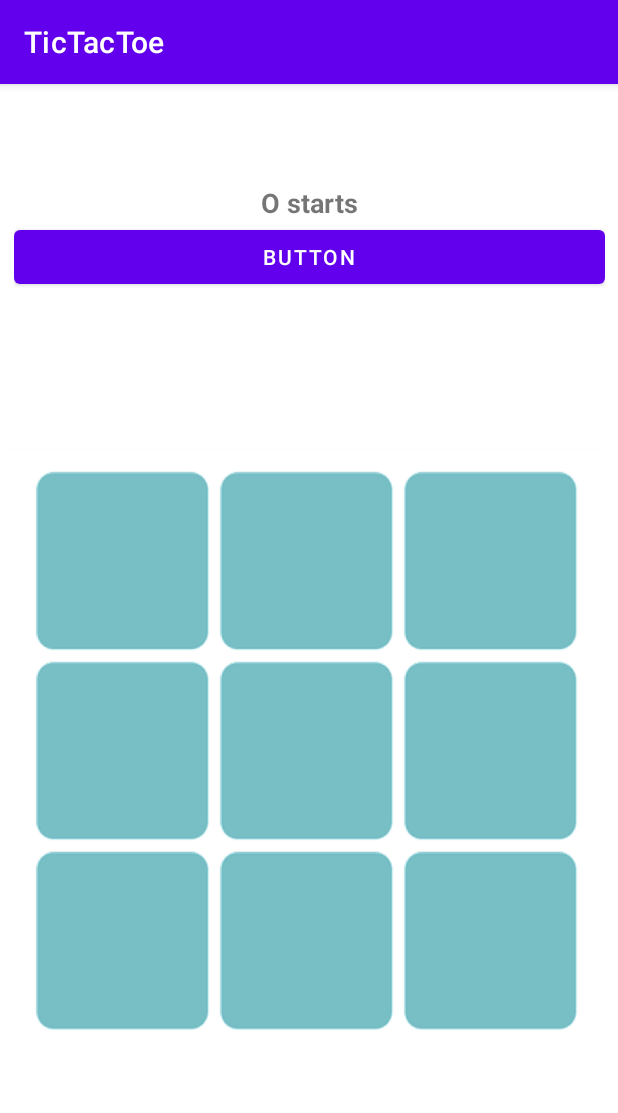
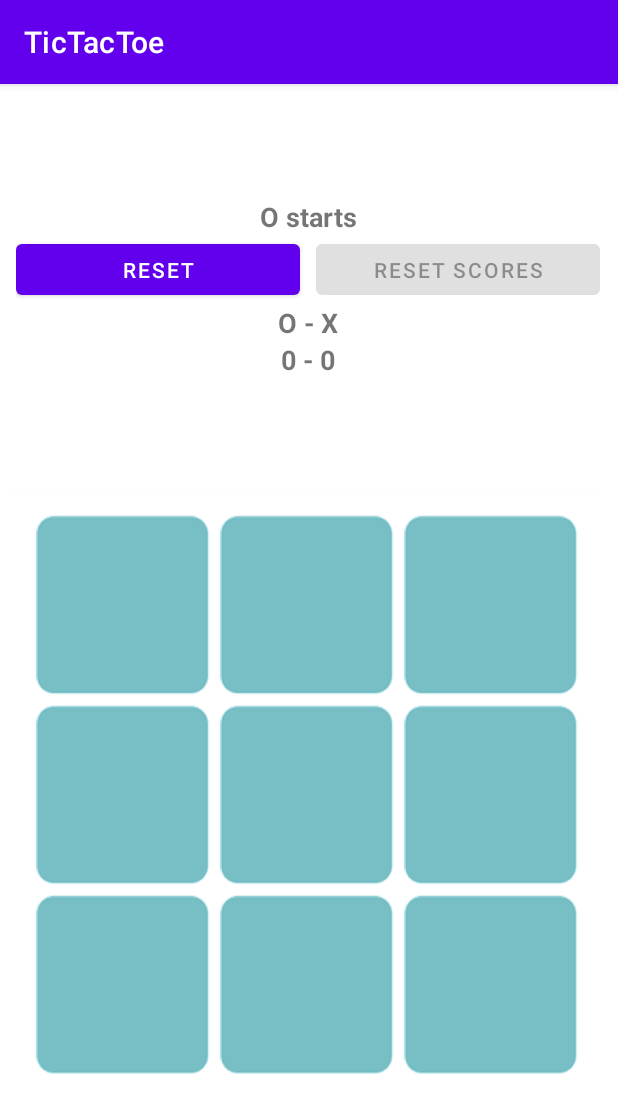
Before and after one commit to 1407arjun/TicTacToe, an Android app: the screen it shows after launch (MainActivity), on a phone screen of 412 x 824 dp. Shown: the top 1113 px of the screen. Run offline under Robolectric (Android 15) with nearby library versions, the phone set to English and light mode, and no system bars.

Commit message:
Added a scoreboard and a reset score button

```diff
--- a/app/src/main/res/layout/activity_main.xml
+++ b/app/src/main/res/layout/activity_main.xml
@@ -10,14 +10,14 @@
         android:id="@+id/grid"
         android:layout_width="400dp"
         android:layout_height="400dp"
+        android:layout_marginBottom="40dp"
         android:background="@drawable/board"
         app:columnCount="3"
         app:layout_constraintBottom_toBottomOf="parent"
         app:layout_constraintEnd_toEndOf="parent"
         app:layout_constraintHorizontal_bias="0.454"
         app:layout_constraintStart_toStartOf="parent"
-        app:layout_constraintTop_toTopOf="parent"
-        app:layout_constraintVertical_bias="0.66"
+        app:layout_constraintTop_toBottomOf="@+id/playAgainLayout"
         app:rowCount="3">
 
         <ImageView
@@ -133,16 +133,17 @@
 
     <LinearLayout
         android:id="@+id/playAgainLayout"
-        android:layout_width="394dp"
-        android:layout_height="109dp"
+        android:layout_width="389dp"
+        android:layout_height="130dp"
         android:layout_marginStart="12dp"
-        android:layout_marginTop="12dp"
+        android:layout_marginTop="20dp"
         android:layout_marginEnd="12dp"
-        android:layout_marginBottom="12dp"
+        android:layout_marginBottom="10dp"
         android:orientation="vertical"
         android:visibility="visible"
         app:layout_constraintBottom_toTopOf="@+id/grid"
         app:layout_constraintEnd_toEndOf="parent"
+        app:layout_constraintHorizontal_bias="1.0"
         app:layout_constraintStart_toStartOf="parent"
         app:layout_constraintTop_toTopOf="parent">
 
@@ -155,12 +156,48 @@
             android:textSize="18sp"
             android:textStyle="bold" />
 
-        <Button
-            android:id="@+id/Button"
+        <LinearLayout
+            android:layout_width="match_parent"
+            android:layout_height="46dp"
+            android:orientation="horizontal">
+
+            <Button
+                android:id="@+id/Button"
+                android:layout_width="124dp"
+                android:layout_height="wrap_content"
+                android:layout_marginRight="5dp"
+                android:layout_weight="1"
+                android:onClick="reset"
+                android:text="Reset" />
+
+            <Button
+                android:id="@+id/resetsc"
+                android:layout_width="124dp"
+                android:layout_height="wrap_content"
+                android:layout_marginLeft="5dp"
+                android:layout_weight="1"
+                android:onClick="resetscore"
+                android:text="Reset Scores" />
+        </LinearLayout>
+
+        <TextView
+            android:id="@+id/display2"
             android:layout_width="match_parent"
             android:layout_height="wrap_content"
-            android:onClick="reset"
-            android:text="Button" />
+            android:gravity="center_horizontal"
+            android:text="O - X"
+            android:textSize="18sp"
+            android:textStyle="bold" />
+
+        <TextView
+            android:id="@+id/scoreboard"
+            android:layout_width="match_parent"
+            android:layout_height="wrap_content"
+            android:gravity="center_horizontal"
+            android:text="TextView"
+            android:textSize="18sp"
+            android:textStyle="bold" />
+
     </LinearLayout>
 
 </androidx.constraintlayout.widget.ConstraintLayout>
```
Also changed, not shown: app/src/main/java/com/example/tictactoe/MainActivity.java (+50 -3 lines).
